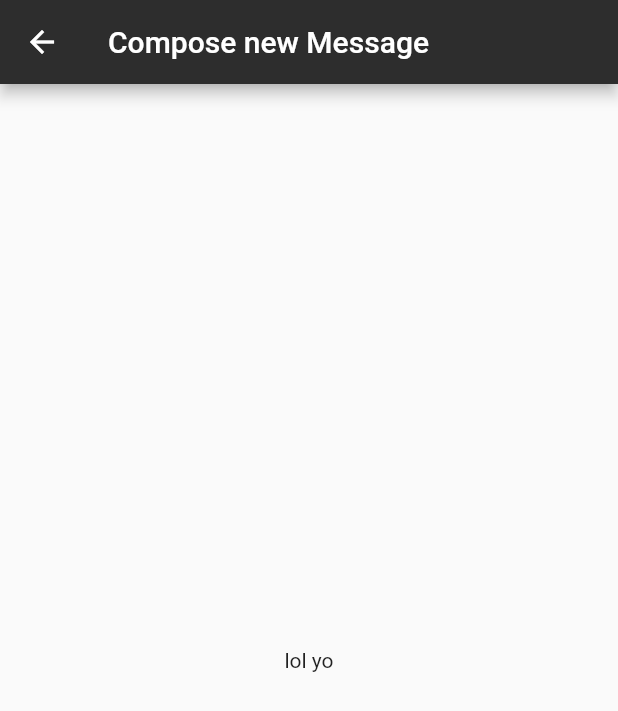
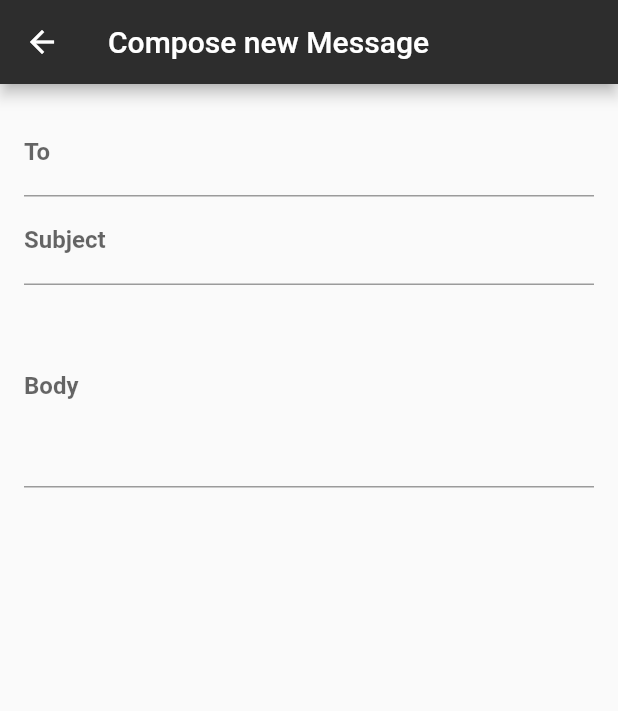
Before and after one commit to Martyniuk/flutter_widgets_lib, a Flutter app: the MessageCompose screen opened directly, on a phone screen of 412 x 824 dp. Shown: the top 711 px of the screen. Run offline on Flutter 3.47's test engine with Material 2 defaults, Android fonts, the phone set to English and light mode, and no system bars; our stand-ins replace carousel_slider, font_awesome_flutter; missing offline and left inert: clippy_flutter, gradient_text; generated files the repository leaves out were written again.

Commit message:
feat: zaiste continue

```diff
--- a/lib/cources/zaiste_flutter_in_practice/widgets/compose_button.dart
+++ b/lib/cources/zaiste_flutter_in_practice/widgets/compose_button.dart
@@ -8,13 +8,19 @@ class ComposeButton extends StatelessWidget {
     return FloatingActionButton(
       backgroundColor: Theme.of(context).primaryColor,
       child: Icon(Icons.add),
-      onPressed: () {
-        Navigator.push(
+      onPressed: () async {
+        String intention = await Navigator.push(
           context,
           MaterialPageRoute(
             builder: (context) => MessageCompose(),
           ),
         );
+
+        var snackbar = SnackBar(
+          content: Text('Your message has been sent with $intention'),
+          backgroundColor: Colors.green,
+        );
+        Scaffold.of(context).showSnackBar(snackbar);
       },
     );
   }
--- a/lib/cources/zaiste_flutter_in_practice/widgets/message_compose.dart
+++ b/lib/cources/zaiste_flutter_in_practice/widgets/message_compose.dart
@@ -5,9 +5,72 @@ class MessageCompose extends StatelessWidget {
   @override
   Widget build(BuildContext context) {
     return Scaffold(
-        appBar: AppBar(
-          title: Text('Compose new Message'),
+      appBar: AppBar(
+        title: Text('Compose new Message'),
+      ),
+      body: Container(
+        padding: EdgeInsets.all(16.0),
+        child: Column(
+          children: <Widget>[
+            TextField(
+              decoration: InputDecoration(
+                labelText: 'To',
+                labelStyle: TextStyle(
+                  fontWeight: FontWeight.bold,
+                ),
+              ),
+            ),
+            TextField(
+              decoration: InputDecoration(
+                labelText: 'Subject',
+                labelStyle: TextStyle(
+                  fontWeight: FontWeight.bold,
+                ),
+              ),
+            ),
+            TextField(
+              decoration: InputDecoration(
+                labelText: 'Body',
+                labelStyle: TextStyle(
+                  fontWeight: FontWeight.bold,
+                ),
+              ),
+              maxLines: 5,
+            ),
+          ],
         ),
-        body: Center(child: Text('lol yo')));
+      ),
+      // body: Center(
+      //   child: Column(
+      //     mainAxisAlignment: MainAxisAlignment.center,
+      //     children: <Widget>[
+      //       Text(
+      //         'Compose new message',
+      //         style: TextStyle(
+      //           color: Colors.grey,
+      //           fontSize: 26.0,
+      //         ),
+      //       ),
+      //       Row(
+      //         mainAxisAlignment: MainAxisAlignment.spaceAround,
+      //         children: <Widget>[
+      //           RaisedButton(
+      //             child: Text('Love'),
+      //             onPressed: () {
+      //               Navigator.pop(context, 'Love');
+      //             },
+      //           ),
+      //           RaisedButton(
+      //             child: Text('Hate'),
+      //             onPressed: () {
+      //               Navigator.pop(context, 'Hate');
+      //             },
+      //           ),
+      //         ],
+      //       ),
+      //     ],
+      //   ),
+      // ),
+    );
   }
 }
--- a/lib/cources/zaiste_flutter_in_practice/widgets/message_list.dart
+++ b/lib/cources/zaiste_flutter_in_practice/widgets/message_list.dart
@@ -1,11 +1,11 @@
 // Core
 import 'package:flutter/material.dart';
-import 'package:widgetlibrary/cources/zaiste_flutter_in_practice/widgets/compose_button.dart';
-import 'package:widgetlibrary/cources/zaiste_flutter_in_practice/widgets/message_detail.dart';
 
 // Models
 import '../models/message.dart';
-import 'message_compose.dart';
+import 'compose_button.dart';
+import 'message_detail.dart';
+// import 'message_compose.dart';
 
 class MessageList extends StatefulWidget {
   const MessageList({
--- a/pubspec.yaml
+++ b/pubspec.yaml
@@ -106,7 +106,7 @@ flutter:
         - asset: fonts/Montserrat-Light.ttf
     - family: CM Sans Serif
       fonts:
-        - asset: fonts/cm_sans_serif_2012.ttf
+        - asset: fonts/sm_sans_serif_2012.ttf
   #   - family: Trajan Pro
   #     fonts:
   #       - asset: fonts/TrajanPro.ttf
```
